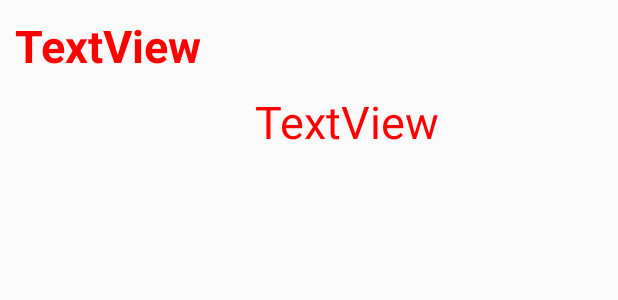
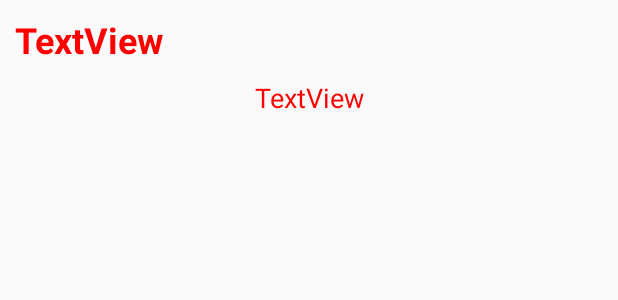
Before and after one commit to Somruethai02/Animal2, an Android app: the layout my_listview.xml on its own in the app's theme, with its tools: preview values and no code run, on a phone screen of 412 x 824 dp. Shown: the top 300 px of the screen. Run offline under Robolectric (Android 15) with nearby library versions, the phone set to English and light mode, and no system bars.

Commit message:
ListView OK

```diff
--- a/app/src/main/res/layout/activity_detail_list_view.xml
+++ b/app/src/main/res/layout/activity_detail_list_view.xml
@@ -21,7 +21,7 @@
         android:layout_centerHorizontal="true" />
 
     <Button
-        android:text="Black"
+        android:text="Back"
         android:layout_width="match_parent"
         android:layout_height="wrap_content"
         android:id="@+id/button"
@@ -32,5 +32,6 @@
         android:layout_height="match_parent"
         android:layout_below="@+id/textView8"
         android:layout_above="@+id/button"
-        android:layout_margin="15dp" />
+        android:layout_margin="15dp"
+        android:id="@+id/livAnimal" />
 </RelativeLayout>
--- a/app/src/main/res/layout/my_listview.xml
+++ b/app/src/main/res/layout/my_listview.xml
@@ -9,7 +9,7 @@
         android:layout_width="wrap_content"
         android:layout_height="wrap_content"
         android:id="@+id/textView6"
-        android:textSize="@dimen/h2"
+        android:textSize="24sp"
         android:textStyle="normal|bold"
         android:layout_margin="10dp"
         android:textColor="@color/aText" />
@@ -32,7 +32,7 @@
             android:layout_width="wrap_content"
             android:layout_height="wrap_content"
             android:id="@+id/textView7"
-            android:textSize="@dimen/h2"
+            android:textSize="18sp"
             android:textColor="@color/aText" />
     </LinearLayout>
 
--- a/build.gradle
+++ b/build.gradle
@@ -5,7 +5,7 @@ buildscript {
         jcenter()
     }
     dependencies {
-        classpath 'com.android.tools.build:gradle:2.2.0'
+        classpath 'com.android.tools.build:gradle:2.2.2'
 
         // NOTE: Do not place your application dependencies here; they belong
         // in the individual module build.gradle files
```
Also changed, not shown: app/src/main/java/com/example/rtc/somruethaianusa/animal/DetailListView.java (+36 -3 lines).
